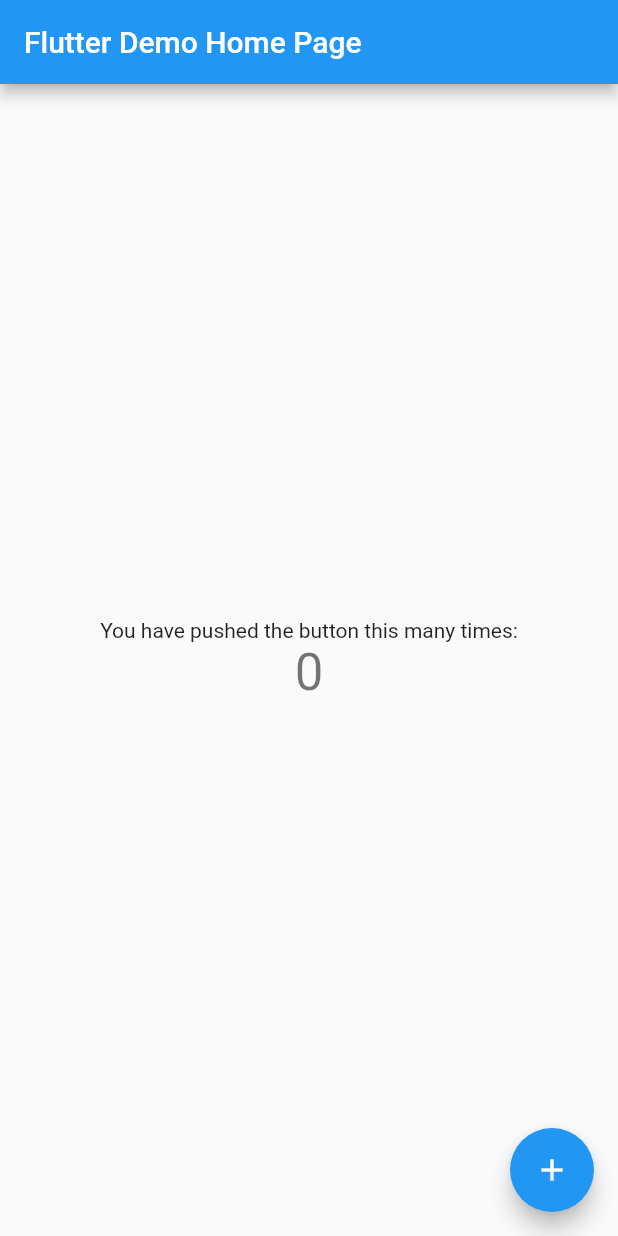
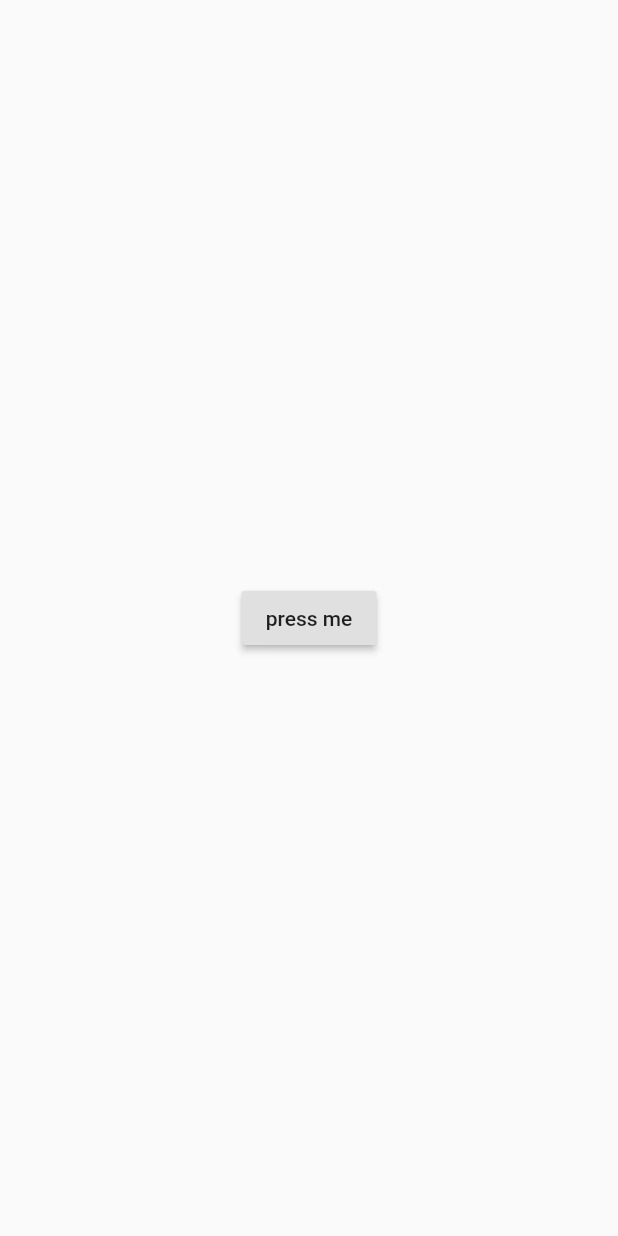
Before and after one commit to harshgupta80700/Image_Downloader, a Flutter app: the screen it shows after launch, on a phone screen of 412 x 824 dp. Run offline on Flutter 3.47's test engine with Material 2 defaults, Android fonts, the phone set to English and light mode, and no system bars; missing offline and left inert: image_downloader.

Commit message:
app structure set

```diff
--- /dev/null
+++ b/lib/api_data/api_key.dart
@@ -0,0 +1,2 @@
+const String API_KEY = "563492ad6f91700001000001bc17a93f739244a199fc4bdecf773cbd";
+const String BASE_URL = "https://api.pexels.com/v1";
--- /dev/null
+++ b/lib/home.dart
@@ -0,0 +1,46 @@
+import 'package:flutter/material.dart';
+import 'package:flutter/services.dart';
+import 'package:image_downloader/image_downloader.dart';
+
+class Home extends StatefulWidget {
+  @override
+  _HomeState createState() => _HomeState();
+}
+
+class _HomeState extends State<Home> {
+
+  @override
+  void initState() {
+    super.initState();
+  }
+
+  getImage() async{
+    try {
+      // Saved with this method.
+      var imageId = await ImageDownloader.downloadImage("https://raw.githubusercontent.com/wiki/ko2ic/image_downloader/images/flutter.png");
+      if (imageId == null) {
+        return;
+      }
+
+      // Below is a method of obtaining saved image information.
+      var fileName = await ImageDownloader.findName(imageId);
+      var path = await ImageDownloader.findPath(imageId);
+      var size = await ImageDownloader.findByteSize(imageId);
+      var mimeType = await ImageDownloader.findMimeType(imageId);
+    } on PlatformException catch (error) {
+      print(error);
+    }
+  }
+
+  @override
+  Widget build(BuildContext context) {
+    return Scaffold(
+      body: Center(
+        child: RaisedButton(
+          onPressed: getImage,
+          child: Text("press me"),
+        ),
+      ),
+    );
+  }
+}
--- a/lib/main.dart
+++ b/lib/main.dart
@@ -1,4 +1,5 @@
 import 'package:flutter/material.dart';
+import 'package:image_app/home.dart';
 
 void main() {
   runApp(MyApp());
@@ -10,6 +11,7 @@ class MyApp extends StatelessWidget {
   Widget build(BuildContext context) {
     return MaterialApp(
       title: 'Flutter Demo',
+      debugShowCheckedModeBanner: false,
       theme: ThemeData(
         // This is the theme of your application.
         //
@@ -26,92 +28,7 @@ class MyApp extends StatelessWidget {
         // closer together (more dense) than on mobile platforms.
         visualDensity: VisualDensity.adaptivePlatformDensity,
       ),
-      home: MyHomePage(title: 'Flutter Demo Home Page'),
+      home: Home()
     );
   }
 }
-
-class MyHomePage extends StatefulWidget {
-  MyHomePage({Key key, this.title}) : super(key: key);
-
-  // This widget is the home page of your application. It is stateful, meaning
-  // that it has a State object (defined below) that contains fields that affect
-  // how it looks.
-
-  // This class is the configuration for the state. It holds the values (in this
-  // case the title) provided by the parent (in this case the App widget) and
-  // used by the build method of the State. Fields in a Widget subclass are
-  // always marked "final".
-
-  final String title;
-
-  @override
-  _MyHomePageState createState() => _MyHomePageState();
-}
-
-class _MyHomePageState extends State<MyHomePage> {
-  int _counter = 0;
-
-  void _incrementCounter() {
-    setState(() {
-      // This call to setState tells the Flutter framework that something has
-      // changed in this State, which causes it to rerun the build method below
-      // so that the display can reflect the updated values. If we changed
-      // _counter without calling setState(), then the build method would not be
-      // called again, and so nothing would appear to happen.
-      _counter++;
-    });
-  }
-
-  @override
-  Widget build(BuildContext context) {
-    // This method is rerun every time setState is called, for instance as done
-    // by the _incrementCounter method above.
-    //
-    // The Flutter framework has been optimized to make rerunning build methods
-    // fast, so that you can just rebuild anything that needs updating rather
-    // than having to individually change instances of widgets.
-    return Scaffold(
-      appBar: AppBar(
-        // Here we take the value from the MyHomePage object that was created by
-        // the App.build method, and use it to set our appbar title.
-        title: Text(widget.title),
-      ),
-      body: Center(
-        // Center is a layout widget. It takes a single child and positions it
-        // in the middle of the parent.
-        child: Column(
-          // Column is also a layout widget. It takes a list of children and
-          // arranges them vertically. By default, it sizes itself to fit its
-          // children horizontally, and tries to be as tall as its parent.
-          //
-          // Invoke "debug painting" (press "p" in the console, choose the
-          // "Toggle Debug Paint" action from the Flutter Inspector in Android
-          // Studio, or the "Toggle Debug Paint" command in Visual Studio Code)
-          // to see the wireframe for each widget.
-          //
-          // Column has various properties to control how it sizes itself and
-          // how it positions its children. Here we use mainAxisAlignment to
-          // center the children vertically; the main axis here is the vertical
-          // axis because Columns are vertical (the cross axis would be
-          // horizontal).
-          mainAxisAlignment: MainAxisAlignment.center,
-          children: <Widget>[
-            Text(
-              'You have pushed the button this many times:',
-            ),
-            Text(
-              '$_counter',
-              style: Theme.of(context).textTheme.headline4,
-            ),
-          ],
-        ),
-      ),
-      floatingActionButton: FloatingActionButton(
-        onPressed: _incrementCounter,
-        tooltip: 'Increment',
-        child: Icon(Icons.add),
-      ), // This trailing comma makes auto-formatting nicer for build methods.
-    );
-  }
-}
--- a/pubspec.yaml
+++ b/pubspec.yaml
@@ -28,8 +28,14 @@ dependencies:
   # The following adds the Cupertino Icons font to your application.
   # Use with the CupertinoIcons class for iOS style icons.
   cupertino_icons: ^1.0.0
+  image_downloader: ^0.20.1
+
+  mobx: ^1.2.1+2
+  flutter_mobx: ^1.1.0+2
 
 dev_dependencies:
+  build_runner: ^1.10.1
+  mobx_codegen: ^1.1.0+2
   flutter_test:
     sdk: flutter
 
```
Also changed, not shown: lib/models/image_data_model.dart (added, +98 -0 lines), lib/stores/imageStore.dart (added), pubspec.lock, 4 other files.
